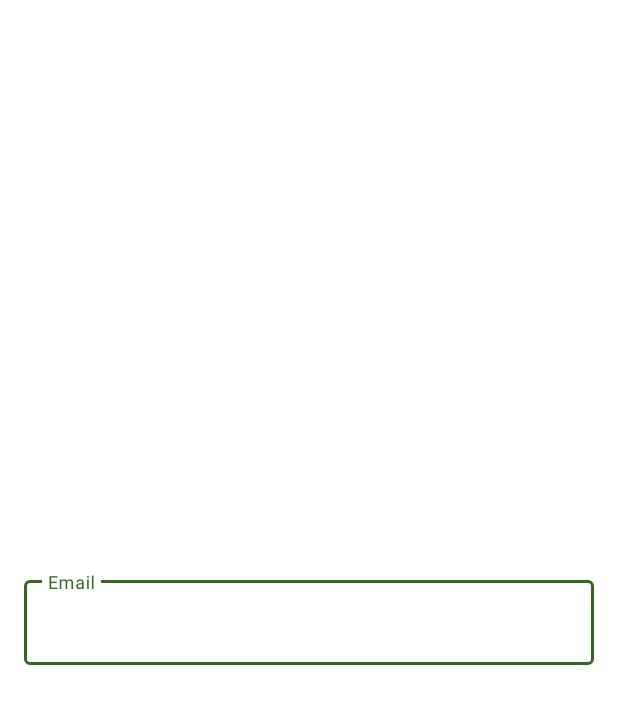
After one commit to arturschaefer/Healthy-Garden, an Android app: the layout widget_dialog.xml on its own in the app's theme, with its tools: preview values and no code run, on a phone screen of 412 x 824 dp. The commit adds this screen. Shown: the top 704 px of the screen. Run offline under Robolectric (Android 15) with nearby library versions, the phone set to English and light mode, and no system bars.

Commit message:
forgot password

```diff
--- a/app/src/main/java/com/schaefer/healthygarden/ui/login/LoginActivity.kt
+++ b/app/src/main/java/com/schaefer/healthygarden/ui/login/LoginActivity.kt
@@ -1,13 +1,9 @@
 package com.schaefer.healthygarden.ui.login
 
 import android.os.Bundle
-import android.view.Menu
-import android.view.MenuItem
 import androidx.appcompat.app.AppCompatActivity
 import com.google.firebase.auth.FirebaseAuth
 import com.schaefer.healthygarden.R
-import kotlinx.android.synthetic.main.activity_main.*
-import kotlinx.android.synthetic.main.content_main.view.*
 import org.koin.android.ext.android.inject
 import timber.log.Timber
 
--- a/app/src/main/res/layout/layout_login.xml
+++ b/app/src/main/res/layout/layout_login.xml
@@ -50,7 +50,7 @@
         android:clickable="true"
         android:focusable="true"
         android:padding="8dp"
-        android:text="Forget Password?"
+        android:text="Forgot Password?"
         app:layout_constraintEnd_toEndOf="@+id/tilPassword"
         app:layout_constraintTop_toBottomOf="@+id/tilPassword" />
 
--- /dev/null
+++ b/app/src/main/res/layout/widget_dialog.xml
@@ -0,0 +1,28 @@
+<?xml version="1.0" encoding="utf-8"?>
+<androidx.constraintlayout.widget.ConstraintLayout xmlns:android="http://schemas.android.com/apk/res/android"
+    xmlns:app="http://schemas.android.com/apk/res-auto"
+    xmlns:tools="http://schemas.android.com/tools"
+    android:layout_width="match_parent"
+    android:layout_height="match_parent"
+    android:orientation="vertical">
+
+    <com.google.android.material.textfield.TextInputLayout
+        android:id="@+id/tilDialogEmail"
+        style="@style/Widget.MaterialComponents.TextInputLayout.OutlinedBox"
+        android:layout_width="match_parent"
+        android:layout_height="wrap_content"
+        android:layout_marginStart="@dimen/margin_default"
+        android:layout_marginEnd="@dimen/margin_default"
+        android:hint="Email"
+        app:layout_constraintBottom_toBottomOf="parent"
+        app:layout_constraintEnd_toEndOf="parent"
+        app:layout_constraintHorizontal_bias="0.5"
+        app:layout_constraintStart_toStartOf="parent"
+        app:layout_constraintTop_toTopOf="parent">
+
+        <com.google.android.material.textfield.TextInputEditText
+            android:id="@+id/etDialogEmail"
+            android:layout_width="match_parent"
+            android:layout_height="wrap_content" />
+    </com.google.android.material.textfield.TextInputLayout>
+</androidx.constraintlayout.widget.ConstraintLayout>
```
Also changed, not shown: app/src/main/java/com/schaefer/healthygarden/ui/login/LoginFragment.kt (+30 -2 lines), app/src/main/java/com/schaefer/healthygarden/ui/login/viewmodel/LoginViewModel.kt (+14 -2 lines), 1 other file.
